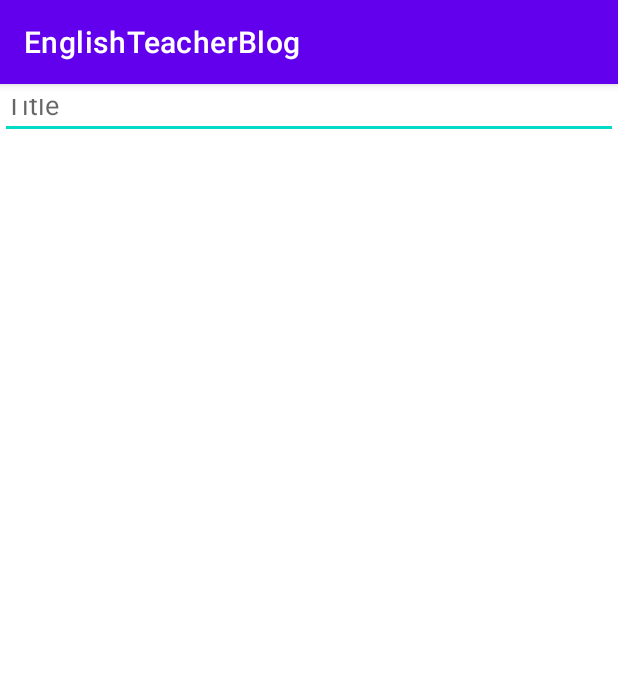
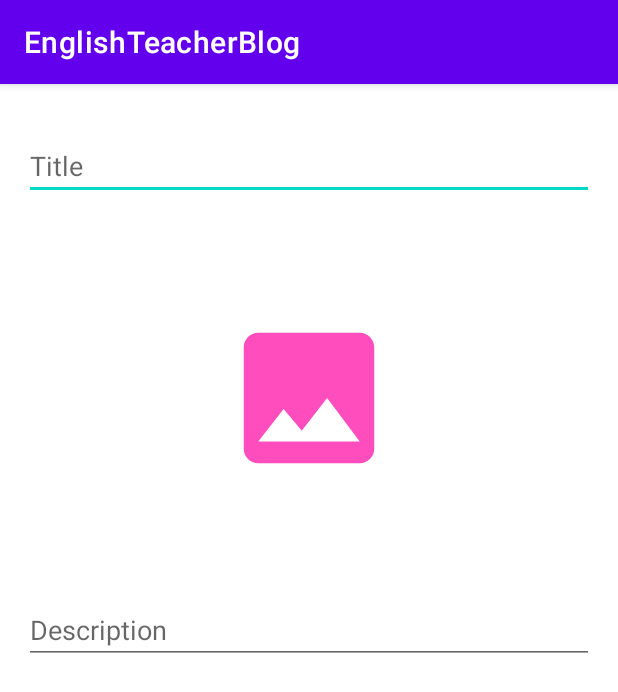
Before and after one commit to SirMikl/EnglishTeacherBlog, an Android app: the AddPostActivity screen opened directly, with no data from a screen before it, on a phone screen of 412 x 824 dp. Shown: the top 692 px of the screen. Run offline under Robolectric (Android 15) with nearby library versions, the phone set to English and light mode, and no system bars.

Commit message:
Added activity for creating post

```diff
--- a/app/src/main/res/layout/activity_add_post.xml
+++ b/app/src/main/res/layout/activity_add_post.xml
@@ -1,5 +1,5 @@
 <?xml version="1.0" encoding="utf-8"?>
-<RelativeLayout
+<androidx.constraintlayout.widget.ConstraintLayout
     xmlns:android="http://schemas.android.com/apk/res/android"
     xmlns:app="http://schemas.android.com/apk/res-auto"
     xmlns:tools="http://schemas.android.com/tools"
@@ -7,30 +7,46 @@
     android:layout_height="match_parent"
     tools:context=".AddPostActivity">
 
-    <LinearLayout
-        android:layout_width="match_parent"
+
+    <EditText
+        android:id="@+id/title_blog"
+        android:layout_width="0dp"
         android:layout_height="wrap_content"
-        android:layout_marginBottom="731dp"
-        android:orientation="vertical">
+        android:layout_marginStart="16dp"
+        android:layout_marginTop="32dp"
+        android:layout_marginEnd="16dp"
+        android:ems="10"
+        android:inputType="textPersonName"
+        android:hint="Title"
+        app:layout_constraintEnd_toEndOf="parent"
+        app:layout_constraintStart_toStartOf="parent"
+        app:layout_constraintTop_toTopOf="parent" />
 
-        <EditText
-            android:id="@+id/title"
-            android:layout_width="match_parent"
-            android:layout_height="wrap_content"
-            android:gravity="start"
-            android:hint="Title" />
+    <ImageView
+        android:id="@+id/imageView"
+        android:layout_width="0dp"
+        android:layout_height="200dp"
+        android:layout_marginStart="16dp"
+        android:layout_marginTop="32dp"
+        android:layout_marginEnd="16dp"
+        app:layout_constraintEnd_toEndOf="parent"
+        app:layout_constraintStart_toStartOf="parent"
+        app:layout_constraintTop_toBottomOf="@+id/title_blog"
+        app:srcCompat="@drawable/add_image" />
 
-        <ImageView
-            android:id="@+id/post_image_blog"
-            android:layout_width="match_parent"
-            android:layout_height="200dp"
-            android:scaleType="fitXY"
-            android:background="@color/black"
-            tools:layout_editor_absoluteX="1dp"
-            tools:layout_editor_absoluteY="78dp" />
-
-    </LinearLayout>
+    <EditText
+        android:id="@+id/desciption_blog"
+        android:layout_width="0dp"
+        android:layout_height="wrap_content"
+        android:layout_marginStart="16dp"
+        android:layout_marginTop="32dp"
+        android:layout_marginEnd="16dp"
+        android:ems="10"
+        android:inputType="textPersonName"
+        android:hint="Description"
+        app:layout_constraintEnd_toEndOf="parent"
+        app:layout_constraintStart_toStartOf="parent"
+        app:layout_constraintTop_toBottomOf="@+id/imageView" />
 
 
-
-</RelativeLayout>
+</androidx.constraintlayout.widget.ConstraintLayout>
```
